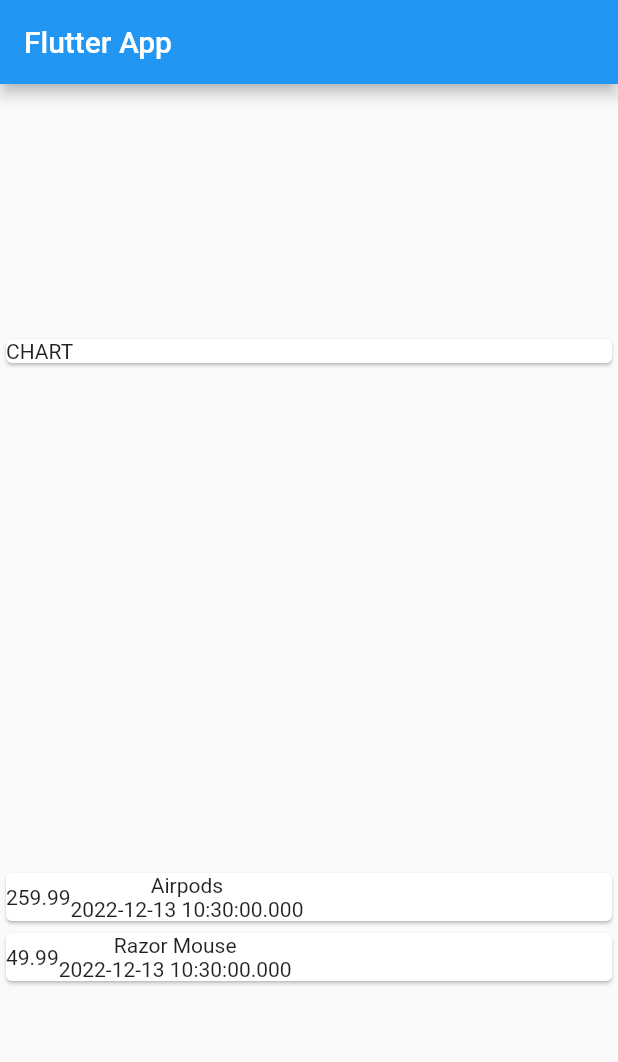
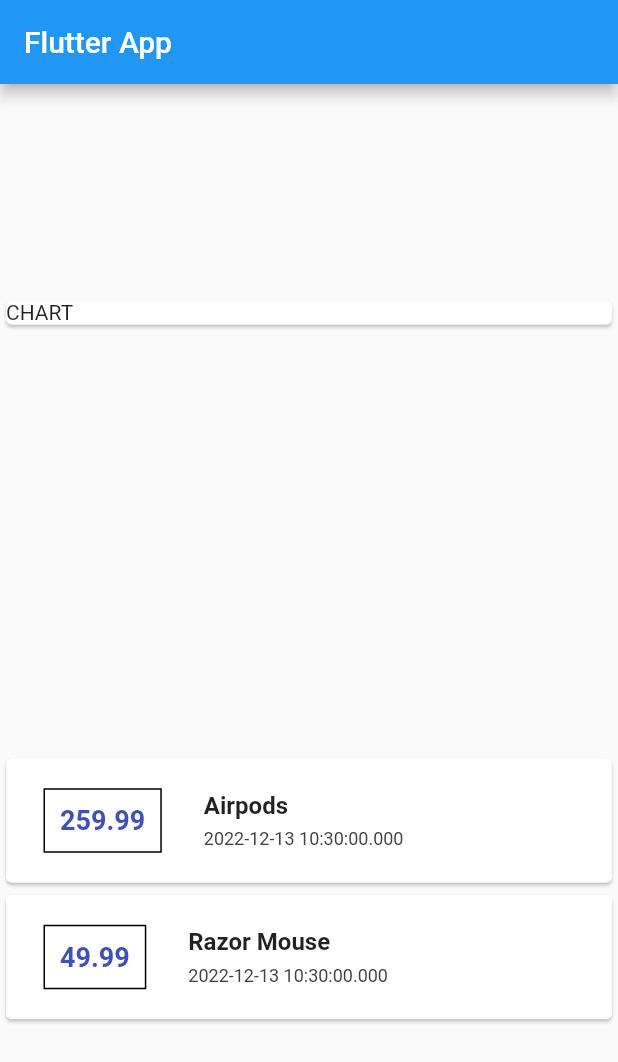
Before and after one commit to sidthree6/Expense-Planner-iOS-Android-App-, a Flutter app: the screen it shows after launch, on a phone screen of 412 x 824 dp. Shown: the top 1062 px of the screen. Run offline on Flutter 3.47's test engine with Material 2 defaults, Android fonts, the phone set to English and light mode, and no system bars.

Commit message:
List cards updated

```diff
--- a/lib/main.dart
+++ b/lib/main.dart
@@ -56,15 +56,49 @@ class MyHomePage extends StatelessWidget {
                 child: Row(
                   children: <Widget>[
                     Container(
-                      child: Text(tx.amount.toString()),
+                      margin: const EdgeInsets.symmetric(
+                        vertical: 20.0,
+                        horizontal: 25.0,
+                      ),
+                      decoration: BoxDecoration(
+                          border: Border.all(
+                        color: Colors.black,
+                        width: 1,
+                      )),
+                      padding: const EdgeInsets.all(
+                        10.0,
+                      ),
+                      child: Text(
+                        tx.amount.toString(),
+                        style: TextStyle(
+                          color: Colors.indigo[500],
+                          fontSize: 18,
+                          fontWeight: FontWeight.bold,
+                        ),
+                      ),
                     ),
                     Column(
+                      crossAxisAlignment: CrossAxisAlignment.start,
                       children: <Widget>[
                         Container(
-                          child: Text(tx.title),
+                          margin: const EdgeInsets.all(3.0),
+                          child: Text(
+                            tx.title,
+                            style: const TextStyle(
+                              fontWeight: FontWeight.bold,
+                              fontSize: 16.0,
+                            ),
+                          ),
                         ),
                         Container(
-                          child: Text(tx.date.toString()),
+                          margin: const EdgeInsets.all(3.0),
+                          child: Text(
+                            tx.date.toString(),
+                            style: const TextStyle(
+                              fontSize: 12.0,
+                              color: Color.fromARGB(255, 65, 65, 65),
+                            ),
+                          ),
                         ),
                       ],
                     )
```
